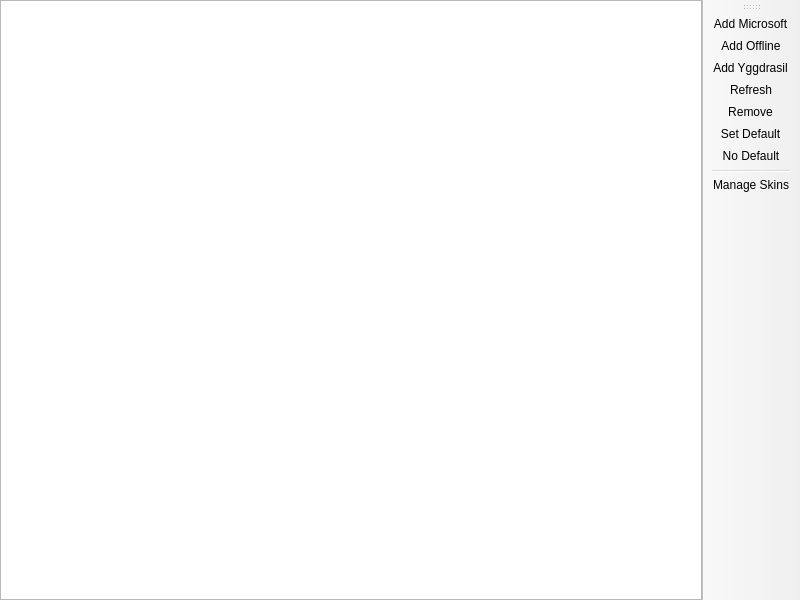
Before: the Qt Designer form launcher/ui/pages/global/AccountListPage.ui in AndreaFrederica/LunaLauncher, drawn with Qt 5.
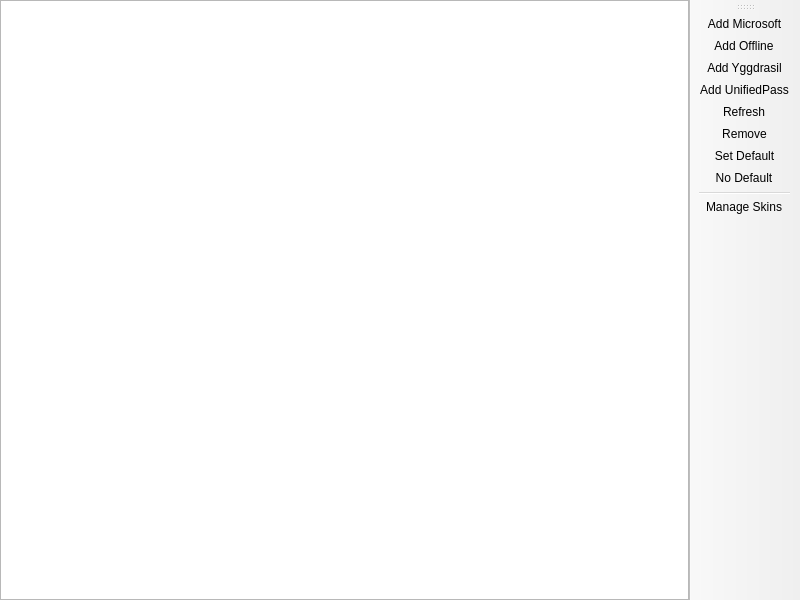
After: the same form once the commit is applied. Custom widgets are drawn as their Qt base class.

Commit message:
Refactor launcher to Luna Launcher and add UnifiedPass authentication support
- Updated copyright information from Prism Launcher to Luna Launcher in multiple files.
- Introduced UnifiedPassLoginDialog for UnifiedPass account management.
- Added functionality to handle UnifiedPass login and registration.
- Integrated UnifiedPass authentication into the account management system.
- Created Nide8AuthPage for managing the nide8auth Java agent required for UnifiedPass.
- Updated UI components to accommodate new authentication methods.

What changed in the file:
```diff
--- a/launcher/ui/pages/global/AccountListPage.ui
+++ b/launcher/ui/pages/global/AccountListPage.ui
@@ -55,6 +55,7 @@
    <addaction name="actionAddMicrosoft"/>
    <addaction name="actionAddOffline"/>
    <addaction name="actionAddYggdrasil"/>
+   <addaction name="actionAddUnifiedPass"/>
    <addaction name="actionRefresh"/>
    <addaction name="actionRemove"/>
    <addaction name="actionSetDefault"/>
@@ -98,6 +99,11 @@
     <string>Add &amp;Yggdrasil</string>
    </property>
   </action>
+  <action name="actionAddUnifiedPass">
+   <property name="text">
+    <string>Add &amp;UnifiedPass</string>
+   </property>
+  </action>
   <action name="actionRefresh">
    <property name="text">
     <string>&amp;Refresh</string>
```
The commit also changes 48 other files.
